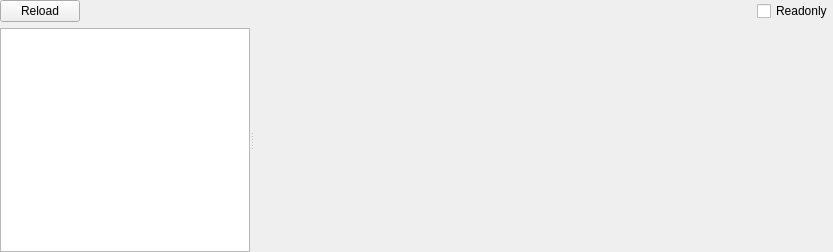
Old version of the form MACH/machwidget.ui in the repository horsicq/FormatWidgets.
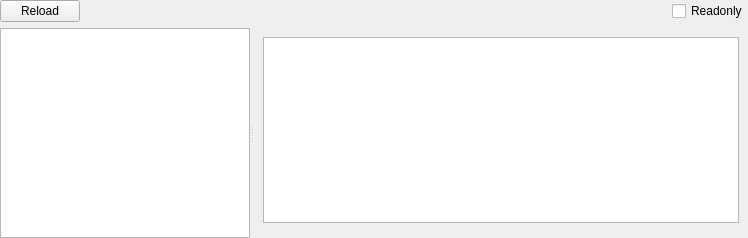
New version of the form. The open tabs and pages were chosen to show the change. Custom widgets are drawn as their Qt base class.

Patch:
```diff
--- a/MACH/machwidget.ui
+++ b/MACH/machwidget.ui
@@ -6,8 +6,8 @@
    <rect>
     <x>0</x>
     <y>0</y>
-    <width>833</width>
-    <height>252</height>
+    <width>748</width>
+    <height>238</height>
    </rect>
   </property>
   <property name="windowTitle">
@@ -207,7 +207,41 @@
         </item>
        </layout>
       </widget>
-      <widget class="QWidget" name="page_segments"/>
+      <widget class="QWidget" name="page_segments">
+       <layout class="QVBoxLayout" name="verticalLayout_7">
+        <item>
+         <widget class="QTableWidget" name="tableWidget_segments">
+          <property name="sizePolicy">
+           <sizepolicy hsizetype="Expanding" vsizetype="Expanding">
+            <horstretch>0</horstretch>
+            <verstretch>0</verstretch>
+           </sizepolicy>
+          </property>
+          <property name="editTriggers">
+           <set>QAbstractItemView::NoEditTriggers</set>
+          </property>
+          <property name="selectionMode">
+           <enum>QAbstractItemView::SingleSelection</enum>
+          </property>
+          <property name="selectionBehavior">
+           <enum>QAbstractItemView::SelectRows</enum>
+          </property>
+          <attribute name="verticalHeaderVisible">
+           <bool>false</bool>
+          </attribute>
+          <attribute name="verticalHeaderDefaultSectionSize">
+           <number>20</number>
+          </attribute>
+          <attribute name="verticalHeaderMinimumSectionSize">
+           <number>20</number>
+          </attribute>
+         </widget>
+        </item>
+        <item>
+         <widget class="ToolsWidget" name="widgetSegmentHex" native="true"/>
+        </item>
+       </layout>
+      </widget>
       <widget class="QWidget" name="page_sections"/>
       <widget class="QWidget" name="page_libraries"/>
      </widget>
```
Left out of the diff: 24 changed lines with no effect on the pictures.
